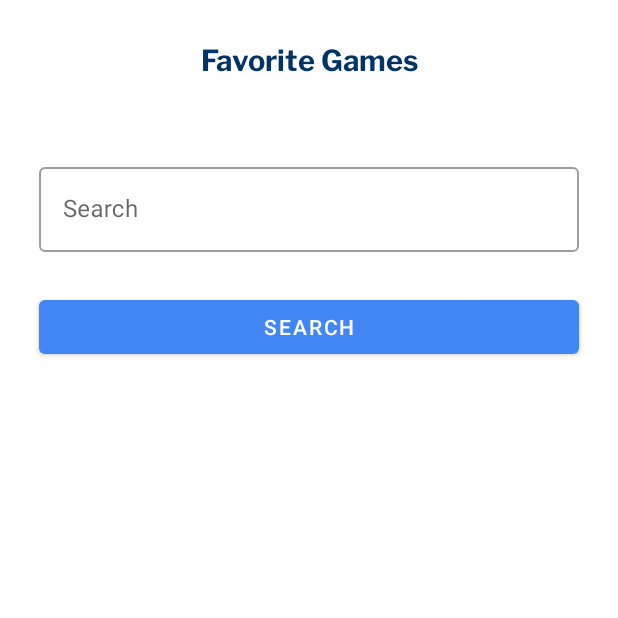
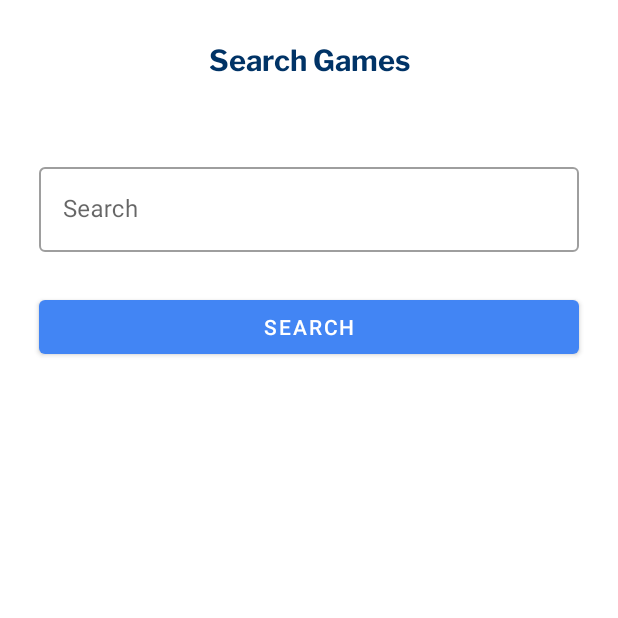
Before and after one commit to francescobarbieri/GameBuzz, an Android app: the ExploreFragment screen opened through its navigation route, on a phone screen of 412 x 824 dp, the top half of it. Run offline under Robolectric (Android 15) with nearby library versions, the light colour scheme and no system bars; our stand-ins replace Firebase (no records; nobody signed in at launch, a user with empty details on screens opened directly), Room's generated code, navigation-ui; pictures from the network do not load; 3 statements that could not run were skipped.

Commit message:
fixed explore fragment head title

```diff
--- a/app/src/main/res/layout/fragment_explore.xml
+++ b/app/src/main/res/layout/fragment_explore.xml
@@ -41,7 +41,7 @@
             android:layout_width="wrap_content"
             android:layout_height="wrap_content"
             android:fontFamily="@font/libre_franklin_bold"
-            android:text="Favorite Games"
+            android:text="Search Games"
             android:textColor="@color/dark_blue"
             android:textSize="19dp"
             app:layout_constraintBottom_toBottomOf="parent"
```
Also changed, not shown: 1 other file.
